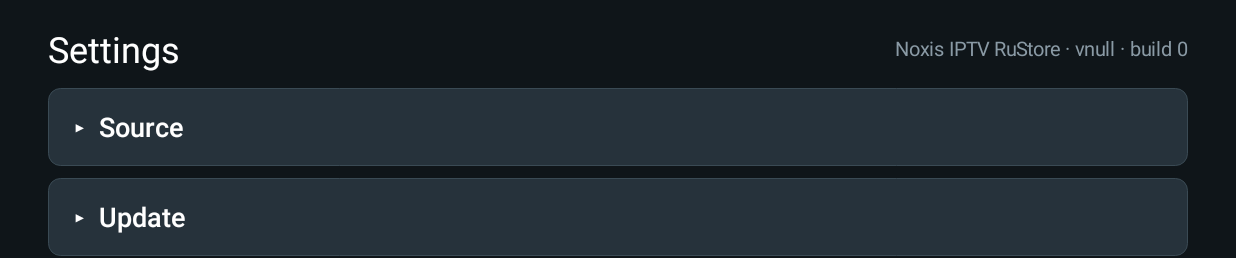
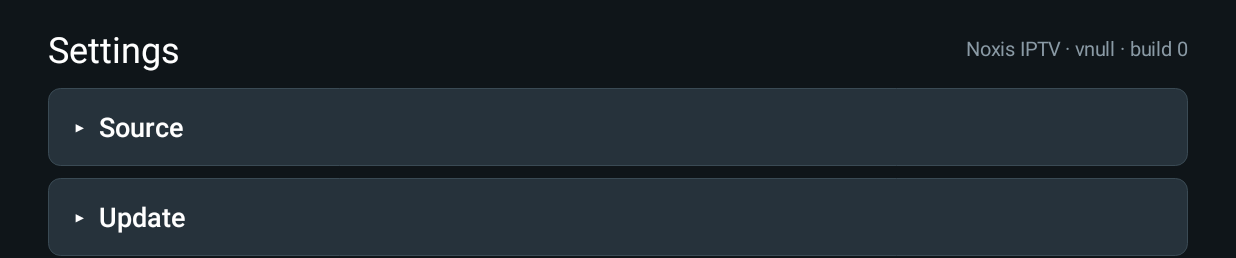
Before and after one commit to Ronis759/Noxis-IPTV-RuStore, an Android app: the screen it shows after launch (MainActivity), after a tap on an icon or button, on a phone screen of 824 x 412 dp (held sideways). Shown: the top 258 px of the screen. Run offline under Robolectric (Android 15) with nearby library versions, the phone set to English and light mode, and no system bars; pictures from the network do not load.

Commit message:
App label: plain Noxis IPTV (versions differ by icon only)

```diff
--- a/app/src/main/res/values/strings.xml
+++ b/app/src/main/res/values/strings.xml
@@ -1,5 +1,5 @@
 <resources>
-    <string name="app_name">Noxis IPTV RuStore</string>
+    <string name="app_name">Noxis IPTV</string>
     <!-- Оставьте пустыми: всё, что записано здесь, попадает в APK и в публичный репозиторий. Свои серверы загружайте из servers.txt -->
     <string name="default_playlist"></string>
     <string name="default_epg"></string>
```
Also changed, not shown: 2 other files.
